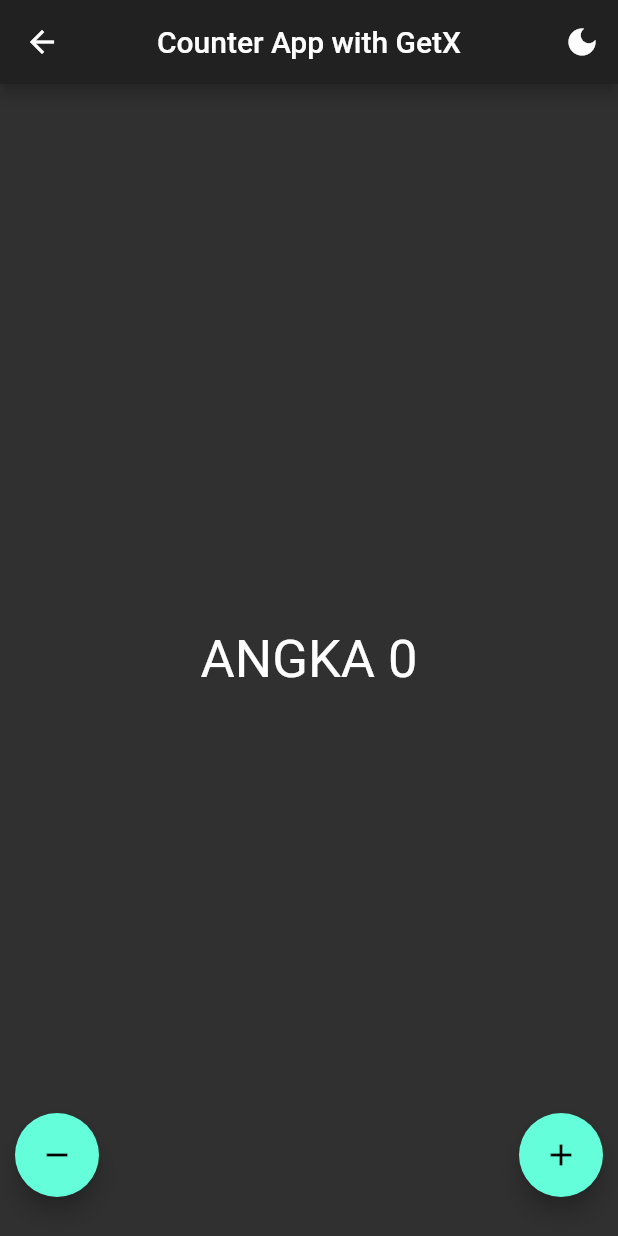
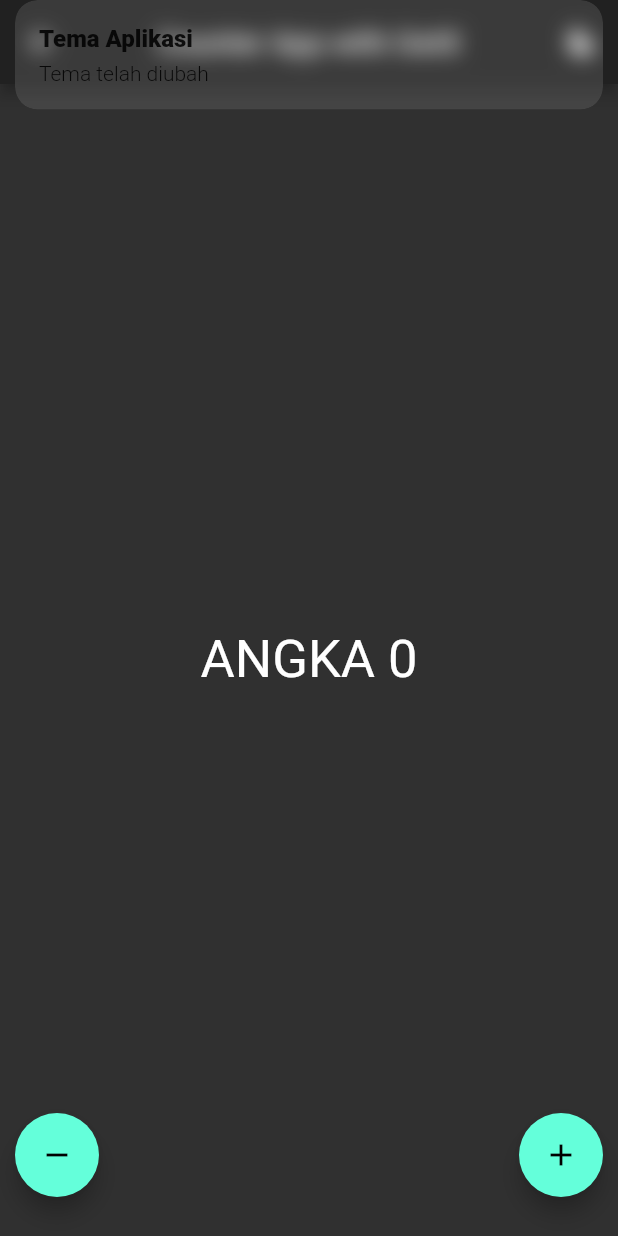
Before and after one commit to hafidzf21/Flutter_NewsApp, a Flutter app: the CounterPages screen opened by its route, after a tap on the "dark mode" icon, on a phone screen of 412 x 824 dp. Run offline on Flutter 3.47's test engine with Material 2 defaults, Android fonts, the phone set to English and light mode, and no system bars; our stand-ins replace get.

```diff
--- a/lib/main.dart
+++ b/lib/main.dart
@@ -21,6 +21,7 @@ class MyApp extends StatelessWidget {
         theme: counterC.isDark.value ? ThemeData.dark() : ThemeData.light(),
         home: HomePage(),
         getPages: RoutePage.pages,
+
       ),
     );
   }
--- a/lib/pages/counter_page.dart
+++ b/lib/pages/counter_page.dart
@@ -13,7 +13,15 @@ class CounterPages extends StatelessWidget {
         actions: [
           IconButton(
             icon: Icon(Icons.dark_mode),
-            onPressed: () => c.changeTheme(),
+            onPressed: () => {
+              c.changeTheme(),
+              Get.snackbar(
+                "Tema Aplikasi",
+                "Tema telah diubah",
+                  animationDuration: Duration(seconds: 1),
+                  duration: Duration(seconds: 2),
+              ),
+            },
           ),
         ],
       ),
@@ -27,7 +35,7 @@ class CounterPages extends StatelessWidget {
           ),
         ),
       ),
-       floatingActionButtonLocation: FloatingActionButtonLocation.centerFloat,
+      floatingActionButtonLocation: FloatingActionButtonLocation.centerFloat,
       floatingActionButton: Stack(
         children: [
           Positioned(
@@ -36,7 +44,22 @@ class CounterPages extends StatelessWidget {
             child: FloatingActionButton(
               heroTag: 'Tambah',
               child: Icon(Icons.add),
-              onPressed: () => c.increment(),
+              onPressed: () => {
+                c.increment(),
+                Get.snackbar(
+                  "Penambahan Data",
+                  "Menambahkan nilai dengan angka 1",
+                  animationDuration: Duration(milliseconds: 500),
+                  duration: Duration(milliseconds: 500),
+                  icon: Icon(Icons.add),
+                  backgroundGradient: LinearGradient(
+                    colors: [
+                      Colors.purple,
+                      Colors.green,
+                    ],
+                  ),
+                ),
+              },
             ),
           ),
           Positioned(
@@ -45,7 +68,16 @@ class CounterPages extends StatelessWidget {
             child: FloatingActionButton(
               heroTag: 'Kurang',
               child: Icon(Icons.remove),
-              onPressed: () => c.decrement(),
+              onPressed: () => {
+                c.decrement(),
+                Get.snackbar(
+                  "Pengurangan Data",
+                  "Mengurangi nilai dengan angka 1",
+                  animationDuration: Duration(milliseconds: 500),
+                  duration: Duration(milliseconds: 500),
+                  icon: Icon(Icons.remove),
+                ),
+              },
             ),
           ),
         ],
```
Also changed, not shown: lib/pages/hitungPerubahan_page.dart (+9 -2 lines).
